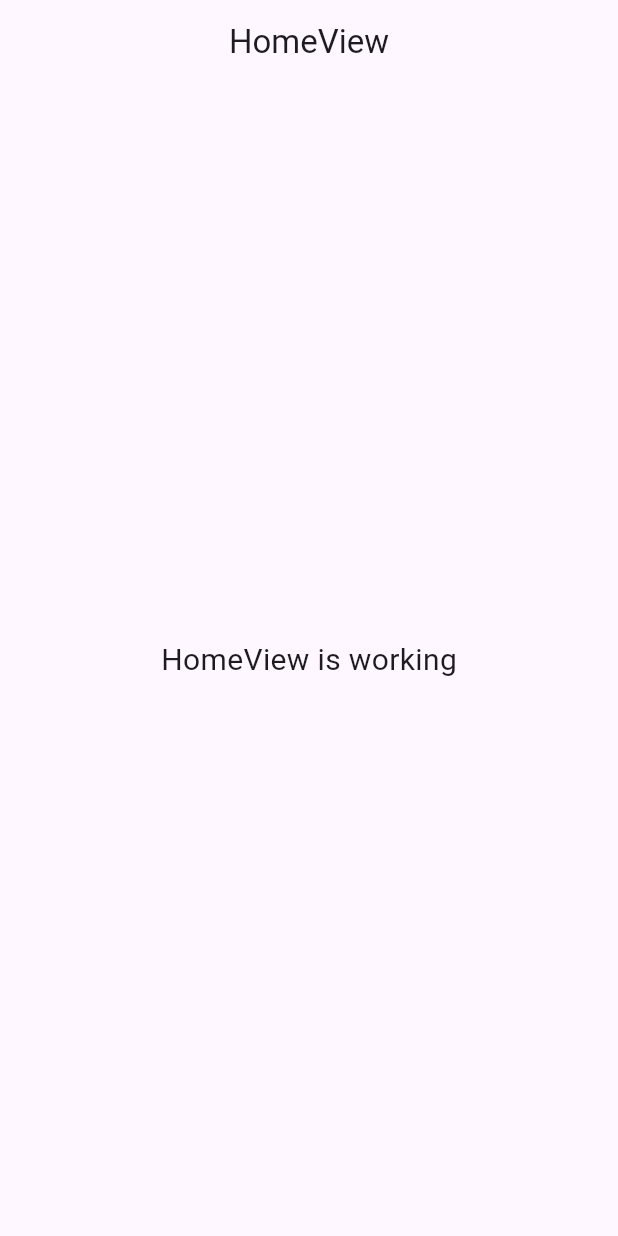
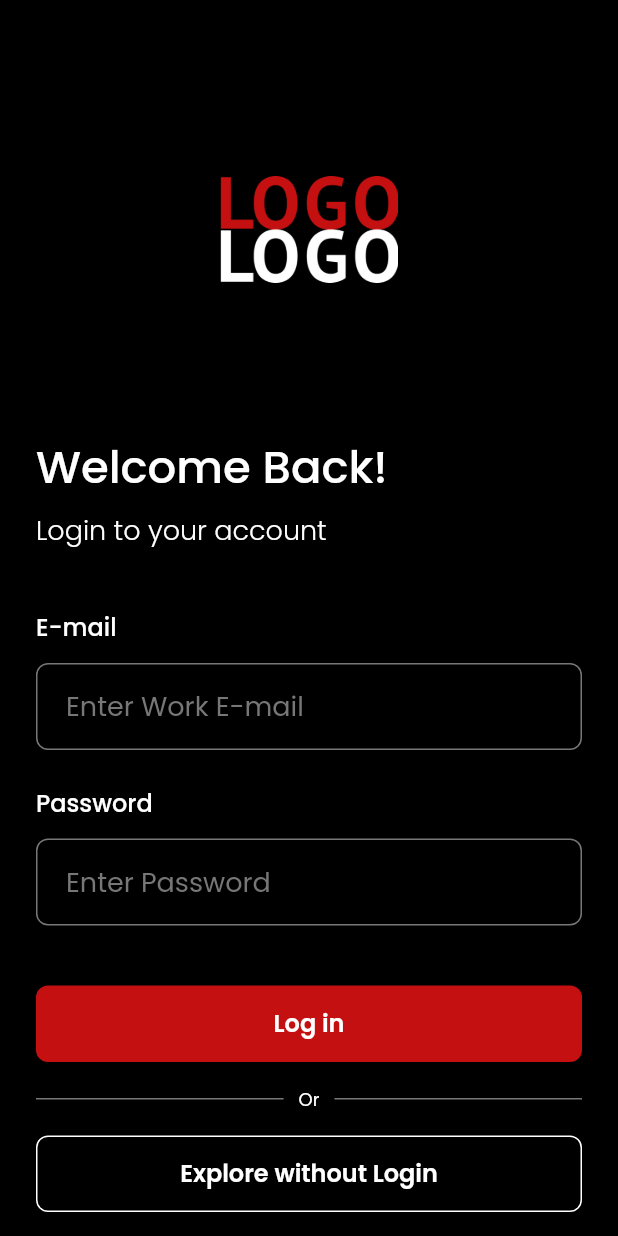
Before and after one commit to ferdy-adr/ti_learning, a Flutter app: the screen it shows after launch, on a phone screen of 412 x 824 dp. Run offline on Flutter 3.47's test engine with Material 3 defaults, Android fonts, the phone set to English and light mode, and no system bars; our stand-ins replace dio, flutter_dotenv, flutter_secure_storage, get, pretty_dio_logger.

Commit message:
feat: create login page
slicing UI; create reusable widget; add asset image;

```diff
--- /dev/null
+++ b/lib/app/core/consts/assets.dart
@@ -0,0 +1,6 @@
+abstract class Assets {
+  static const _imagesPath = 'assets/images';
+
+  // Images
+  static const logo = '$_imagesPath/logo.png';
+}
--- /dev/null
+++ b/lib/app/core/themes/fonts.dart
@@ -0,0 +1,25 @@
+import 'package:flutter/material.dart';
+
+abstract class Fonts {
+  static const TextStyle mainText = TextStyle(
+    fontFamily: 'Poppins',
+    color: Colors.white,
+    leadingDistribution: TextLeadingDistribution.even,
+    letterSpacing: 0,
+  );
+  static const TextStyle buttonText = TextStyle(
+    fontFamily: 'Poppins',
+    color: Colors.white,
+    fontSize: 16,
+    fontWeight: FontWeight.w600,
+    leadingDistribution: TextLeadingDistribution.even,
+    letterSpacing: 0,
+  );
+  static const TextStyle hintText = TextStyle(
+    fontFamily: 'Poppins',
+    fontSize: 18,
+    fontWeight: FontWeight.w400,
+    leadingDistribution: TextLeadingDistribution.even,
+    letterSpacing: 0,
+  );
+}
--- /dev/null
+++ b/lib/app/core/themes/style.dart
@@ -0,0 +1,17 @@
+import 'package:flutter/material.dart';
+
+abstract class Style {
+  // section: Margin space.
+  static const double defaultMargin = 24.0;
+  static const double minimumMargin = 16.0;
+
+  // section: Colors.
+  // sub-section: Background.
+  static const Color background01 = Color(0xFF000000);
+  // sub-section: Main Color.
+  static const Color mainColor01 = Color(0xFF743191);
+  // sub-section: Button.
+  static const Color buttonFill = Color(0xFFC51011);
+  // sub-section: Grey
+  static const Color lightGrey = Color(0xFF787777);
+}
--- /dev/null
+++ b/lib/app/core/utils/keyboard_utils.dart
@@ -0,0 +1,7 @@
+import 'package:flutter/material.dart';
+
+extension KeyboardUtils on BuildContext {
+  void hideKeyboard() {
+    FocusManager.instance.primaryFocus?.unfocus();
+  }
+}
--- /dev/null
+++ b/lib/app/global_widgets/custom_form_field.dart
@@ -0,0 +1,113 @@
+import 'package:flutter/material.dart';
+import 'package:flutter/services.dart';
+
+import '../core/themes/fonts.dart';
+import '../core/themes/style.dart';
+import '../core/utils/keyboard_utils.dart';
+
+class CustomFormField extends StatelessWidget {
+  final TextEditingController? controller;
+  final String label;
+  final String? hintText;
+  final bool isRequired;
+  final bool isTextArea;
+  final Widget? prefixIcon;
+  final Widget? suffixIcon;
+  final bool readOnly;
+  final bool obscureText;
+  final TextInputType? keyboardType;
+  final List<TextInputFormatter>? inputFormatters;
+  final void Function(String value)? onChanged;
+  final void Function()? onTap;
+  final String? Function(String? value)? validator;
+
+  const CustomFormField({
+    super.key,
+    this.controller,
+    required this.label,
+    this.hintText,
+    this.isRequired = false,
+    this.isTextArea = false,
+    this.prefixIcon,
+    this.suffixIcon,
+    this.readOnly = false,
+    this.obscureText = false,
+    this.keyboardType,
+    this.inputFormatters,
+    this.onChanged,
+    this.onTap,
+    this.validator,
+  });
+
+  @override
+  Widget build(BuildContext context) {
+    return Column(
+      crossAxisAlignment: CrossAxisAlignment.stretch,
+      spacing: 12,
+      children: [
+        Text(
+          label,
+          style: Fonts.mainText.copyWith(
+            fontSize: 16,
+            fontWeight: FontWeight.w500,
+          ),
+        ),
+        TextFormField(
+          controller: controller,
+          readOnly: readOnly,
+          obscureText: obscureText,
+          onTapOutside: (_) => context.hideKeyboard(),
+          onTap: onTap,
+          onChanged: onChanged,
+          validator:
+              !isRequired
+                  ? null
+                  : (value) {
+                    if (value == null || value.trim().isEmpty) {
+                      return 'Wajib diisi';
+                    }
+
+                    if (validator != null) {
+                      return validator!(value);
+                    }
+
+                    return null;
+                  },
+          minLines: isTextArea ? 5 : null,
+          maxLines: isTextArea ? 9 : 1,
+          keyboardType: keyboardType,
+          inputFormatters: inputFormatters,
+          style: Fonts.mainText,
+          decoration: InputDecoration(
+            isDense: true,
+            contentPadding: EdgeInsets.symmetric(
+              horizontal: 16,
+              vertical: 15.5,
+            ),
+            border: OutlineInputBorder(borderRadius: BorderRadius.circular(8)),
+            enabledBorder: OutlineInputBorder(
+              borderRadius: BorderRadius.circular(8),
+              borderSide: BorderSide(color: Style.lightGrey),
+            ),
+            hintText: hintText,
+            hintStyle: Fonts.hintText.copyWith(color: Style.lightGrey),
+            prefixIcon:
+                prefixIcon == null
+                    ? null
+                    : Padding(
+                      padding: const EdgeInsets.symmetric(vertical: 14),
+                      child: prefixIcon,
+                    ),
+            suffixIcon:
+                suffixIcon == null
+                    ? null
+                    : Padding(
+                      padding: const EdgeInsets.fromLTRB(10, 16, 16, 16),
+                      child: suffixIcon,
+                    ),
+          ),
+        ),
+      ],
+    );
+  }
+}
--- /dev/null
+++ b/lib/app/global_widgets/primary_button.dart
@@ -0,0 +1,48 @@
+import 'package:flutter/material.dart';
+
+import '../core/themes/fonts.dart';
+import '../core/themes/style.dart';
+
+class PrimaryButton extends StatelessWidget {
+  final String title;
+  final bool enabled;
+  final bool isCompact;
+  final void Function()? onPressed;
+
+  const PrimaryButton({
+    super.key,
+    required this.title,
+    this.enabled = true,
+    this.isCompact = false,
+    this.onPressed,
+  });
+
+  @override
+  Widget build(BuildContext context) {
+    return ConstrainedBox(
+      constraints: BoxConstraints(minWidth: isCompact ? 0 : 140),
+      child: ElevatedButton(
+        style: ButtonStyle(
+          elevation: WidgetStatePropertyAll(0),
+          shape: WidgetStatePropertyAll(
+            RoundedRectangleBorder(borderRadius: BorderRadius.circular(8)),
+          ),
+          padding: WidgetStatePropertyAll(
+            EdgeInsetsDirectional.all(isCompact ? 8 : 14),
+          ),
+          backgroundColor: WidgetStatePropertyAll(
+            enabled ? Style.buttonFill : Colors.grey,
+          ),
+          overlayColor: WidgetStatePropertyAll(Color(0xFFD35151)),
+        ),
+        onPressed: enabled ? onPressed : null,
+        child: Text(
+          title,
+          style: Fonts.buttonText.copyWith(
+            color: enabled ? Colors.white : Colors.black,
+          ),
+        ),
+      ),
+    );
+  }
+}
--- /dev/null
+++ b/lib/app/global_widgets/secondary_button.dart
@@ -0,0 +1,57 @@
+import 'package:flutter/material.dart';
+
+import '../core/themes/fonts.dart';
+
+class SecondaryButton extends StatelessWidget {
+  final String title;
+  final bool enabled;
+  final bool isCompact;
+  final Color? color;
+  final void Function()? onPressed;
+
+  const SecondaryButton({
+    super.key,
+    required this.title,
+    this.enabled = true,
+    this.isCompact = false,
+    this.color,
+    this.onPressed,
+  });
+
+  @override
+  Widget build(BuildContext context) {
+    return ConstrainedBox(
+      constraints: BoxConstraints(minWidth: isCompact ? 0 : 140),
+      child: ElevatedButton(
+        style: ButtonStyle(
+          elevation: WidgetStatePropertyAll(0),
+          shape: WidgetStatePropertyAll(
+            RoundedRectangleBorder(
+              borderRadius: BorderRadius.circular(8),
+              side: BorderSide(
+                color: color ?? Colors.white,
+                style: enabled ? BorderStyle.solid : BorderStyle.none,
+              ),
+            ),
+          ),
+          padding: WidgetStatePropertyAll(
+            EdgeInsetsDirectional.all(isCompact ? 8 : 14),
+          ),
+          backgroundColor: WidgetStatePropertyAll(
+            enabled ? Colors.black : Color(0xFFD1D1D1),
+          ),
+          overlayColor: WidgetStatePropertyAll(Color(0x36D1D1D1)),
+        ),
+        onPressed: enabled ? onPressed : null,
+        child: Text(
+          title,
+          maxLines: 1,
+          overflow: TextOverflow.ellipsis,
+          style: Fonts.buttonText.copyWith(
+            color: enabled ? (color ?? Colors.white) : Color(0xFFFFFFFF),
+          ),
+        ),
+      ),
+    );
+  }
+}
--- /dev/null
+++ b/lib/app/modules/login/bindings/login_binding.dart
@@ -0,0 +1,12 @@
+import 'package:get/get.dart';
+
+import '../controllers/login_controller.dart';
+
+class LoginBinding extends Bindings {
+  @override
+  void dependencies() {
+    Get.lazyPut<LoginController>(
+      () => LoginController(),
+    );
+  }
+}
--- /dev/null
+++ b/lib/app/modules/login/controllers/login_controller.dart
@@ -0,0 +1,8 @@
+import 'package:flutter/material.dart';
+import 'package:get/get.dart';
+
+class LoginController extends GetxController {
+  final formKey = GlobalKey<FormState>();
+  final emailController = TextEditingController();
+  final passwordController = TextEditingController();
+}
--- /dev/null
+++ b/lib/app/modules/login/views/login_view.dart
@@ -0,0 +1,105 @@
+import 'package:flutter/material.dart';
+
+import 'package:get/get.dart';
+import 'package:talent_insider_learning/app/core/consts/assets.dart';
+import 'package:talent_insider_learning/app/core/themes/fonts.dart';
+import 'package:talent_insider_learning/app/core/themes/style.dart';
+import 'package:talent_insider_learning/app/global_widgets/custom_form_field.dart';
+import 'package:talent_insider_learning/app/global_widgets/primary_button.dart';
+import 'package:talent_insider_learning/app/global_widgets/secondary_button.dart';
+
+import '../controllers/login_controller.dart';
+
+class LoginView extends GetView<LoginController> {
+  const LoginView({super.key});
+  @override
+  Widget build(BuildContext context) {
+    return Scaffold(
+      resizeToAvoidBottomInset: false,
+      backgroundColor: Style.background01,
+      body: SafeArea(
+        child: Padding(
+          padding: EdgeInsets.symmetric(
+            horizontal: Style.defaultMargin,
+            vertical: Style.minimumMargin,
+          ),
+          child: Column(
+            crossAxisAlignment: CrossAxisAlignment.stretch,
+            children: [
+              Expanded(
+                child: Row(
+                  crossAxisAlignment: CrossAxisAlignment.center,
+                  mainAxisAlignment: MainAxisAlignment.center,
+                  children: [
+                    Image(
+                      height: 71,
+                      fit: BoxFit.cover,
+                      image: AssetImage(Assets.logo),
+                    ),
+                  ],
+                ),
+              ),
+              Text(
+                'Welcome Back!',
+                style: Fonts.mainText.copyWith(
+                  fontSize: 30,
+                  fontWeight: FontWeight.w500,
+                ),
+              ),
+              SizedBox(height: 8),
+              Text(
+                'Login to your account',
+                style: Fonts.mainText.copyWith(
+                  fontSize: 18,
+                  fontWeight: FontWeight.w300,
+                ),
+              ),
+              SizedBox(height: 40),
+              Form(
+                key: controller.formKey,
+                child: Column(
+                  spacing: 24,
+                  children: [
+                    CustomFormField(
+                      controller: controller.emailController,
+                      label: 'E-mail',
+                      hintText: 'Enter Work E-mail',
+                      isRequired: true,
+                      keyboardType: TextInputType.emailAddress,
+                    ),
+                    CustomFormField(
+                      controller: controller.passwordController,
+                      label: 'Password',
+                      hintText: 'Enter Password',
+                      isRequired: true,
+                      obscureText: true,
+                    ),
+                  ],
+                ),
+              ),
+              SizedBox(height: 40),
+              PrimaryButton(
+                title: 'Log in',
+                onPressed: () {
+                  if (controller.formKey.currentState?.validate() ?? false) {}
+                },
+              ),
+              SizedBox(height: 16),
+              Row(
+                children: [
+                  Expanded(
+                    child: Divider(color: Style.lightGrey, endIndent: 10),
+                  ),
+                  Text('Or', style: Fonts.mainText.copyWith(fontSize: 12)),
+                  Expanded(child: Divider(color: Style.lightGrey, indent: 10)),
+                ],
+              ),
+              SizedBox(height: 16),
+              SecondaryButton(title: 'Explore without Login', onPressed: () {}),
+            ],
+          ),
+        ),
+      ),
+    );
+  }
+}
--- a/lib/app/routes/app_pages.dart
+++ b/lib/app/routes/app_pages.dart
@@ -2,15 +2,22 @@ import 'package:get/get.dart';
 
 import '../modules/home/bindings/home_binding.dart';
 import '../modules/home/views/home_view.dart';
+import '../modules/login/bindings/login_binding.dart';
+import '../modules/login/views/login_view.dart';
 
 part 'app_routes.dart';
 
 class AppPages {
   AppPages._();
 
-  static const INITIAL = Routes.HOME;
+  static const INITIAL = Routes.LOGIN;
 
   static final routes = [
+    GetPage(
+      name: _Paths.LOGIN,
+      page: () => const LoginView(),
+      binding: LoginBinding(),
+    ),
     GetPage(
       name: _Paths.HOME,
       page: () => const HomeView(),
--- a/lib/app/routes/app_routes.dart
+++ b/lib/app/routes/app_routes.dart
@@ -3,10 +3,12 @@ part of 'app_pages.dart';
 
 abstract class Routes {
   Routes._();
+  static const LOGIN = _Paths.LOGIN;
   static const HOME = _Paths.HOME;
 }
 
 abstract class _Paths {
   _Paths._();
+  static const LOGIN = '/login';
   static const HOME = '/home';
 }
--- a/lib/main.dart
+++ b/lib/main.dart
@@ -1,4 +1,5 @@
 import 'package:flutter/material.dart';
+import 'package:flutter/services.dart';
 import 'package:flutter_dotenv/flutter_dotenv.dart';
 
 import 'package:get/get.dart';
@@ -13,10 +14,24 @@ void main() async {
   runApp(
     GetMaterialApp(
       title: "Application",
+      debugShowCheckedModeBanner: false,
+      initialBinding: InitialBindings(),
       initialRoute: AppPages.INITIAL,
       getPages: AppPages.routes,
-      debugShowCheckedModeBanner: false,
-      initialBinding: InitialBindings(),
+      onReady: () {
+        // Lock device screen orientation only potrait
+        SystemChrome.setPreferredOrientations([
+          DeviceOrientation.portraitUp,
+          DeviceOrientation.portraitDown,
+        ]);
+
+        SystemChrome.setSystemUIOverlayStyle(
+          const SystemUiOverlayStyle(
+            statusBarColor: Colors.transparent,
+            statusBarBrightness: Brightness.dark,
+          ),
+        );
+      },
     ),
   );
 }
--- a/pubspec.yaml
+++ b/pubspec.yaml
@@ -25,6 +25,7 @@ flutter:
 
   assets:
     - .env
+    - assets/images/
 
   fonts:
     - family: Poppins
```
Also changed, not shown: assets/images/logo.png (added), 3 other files.
